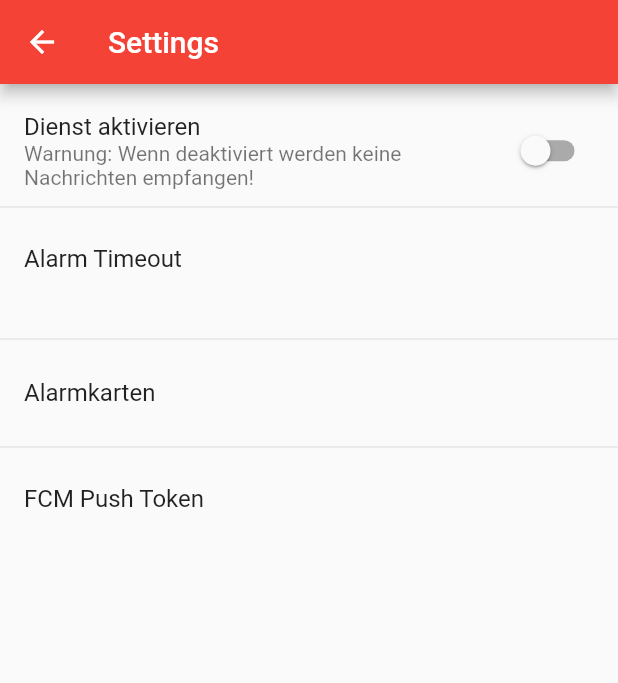
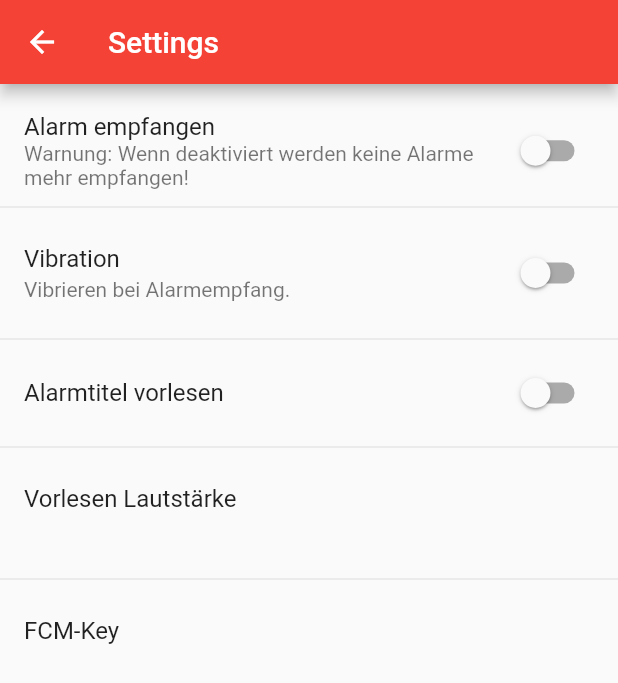
Before and after one commit to ForrestFalcon/OpenPagerFlutter, a Flutter app: the SettingsScreen screen opened directly, on a phone screen of 412 x 824 dp. Shown: the top 683 px of the screen. Run offline on Flutter 3.47's test engine with Material 2 defaults, Android fonts, the phone set to English and light mode, and no system bars; our stand-ins replace firebase_messaging, flutter_map, latlong, rxdart, share, shared_preferences and 1 more; missing offline and left inert: duration, rx_command, vibrate; accounts and stored records are empty.

Commit message:
Change settings

```diff
--- a/lib/pages/settings_screen.dart
+++ b/lib/pages/settings_screen.dart
@@ -13,7 +13,9 @@ class SettingsScreen extends StatefulWidget {
 
 class SettingsState extends State<SettingsScreen> {
   bool _active = false;
-  String _alarmTimeout = "";
+  bool _vibrate = false;
+  bool _tts = false;
+  String _ttsVolume = "";
 
   StreamSubscription isActiveSubscription;
 
@@ -33,12 +35,22 @@ class SettingsState extends State<SettingsScreen> {
         _active = value;
       });
     });
+    isActiveSubscription = PreferencesAppModel().vibrate.listen((value) {
+      setState(() {
+        _vibrate = value;
+      });
+    });
+    isActiveSubscription = PreferencesAppModel().tts.listen((value) {
+      setState(() {
+        _tts = value;
+      });
+    });
 
-//    PreferencesAppModel().alarmTimeout.listen((value) {
-//      setState(() {
-//        _alarmTimeout = value.toString() + " Sekunden";
-//      });
-//    });
+    PreferencesAppModel().ttsVolume.listen((value) {
+      setState(() {
+        _ttsVolume = (value * 100).round().toString() + " %";
+      });
+    });
 
     super.initState();
   }
@@ -57,22 +69,31 @@ class SettingsState extends State<SettingsScreen> {
         SwitchListTile(
           value: _active,
           onChanged: (value) => PreferencesAppModel().isActive.add(value),
-          title: Text("Dienst aktivieren"),
-          subtitle: Text("Warnung: Wenn deaktiviert werden keine Nachrichten empfangen!"),
+          title: Text("Alarm empfangen"),
+          subtitle: Text("Warnung: Wenn deaktiviert werden keine Alarme mehr empfangen!"),
+        ),
+        Divider(),
+        SwitchListTile(
+          value: _vibrate,
+          title: Text('Vibration'),
+          subtitle: Text('Vibrieren bei Alarmempfang.'),
+          onChanged: (value) => PreferencesAppModel().vibrate.add(value),
+        ),
+        Divider(),
+        SwitchListTile(
+          value: _tts,
+          title: Text('Alarmtitel vorlesen'),
+          onChanged: (value) => PreferencesAppModel().tts.add(value),
         ),
         Divider(),
         ListTile(
-          title: Text('Alarm Timeout'),
-          subtitle: Text(_alarmTimeout),
+          title: Text('Vorlesen Lautstärke'),
+          subtitle: Text(_ttsVolume),
           onTap: () => _createAlarmTimeout(context),
         ),
         Divider(),
         ListTile(
-          title: Text('Alarmkarten'),
-        ),
-        Divider(),
-        ListTile(
-          title: Text('FCM Push Token'),
+          title: Text('FCM-Key'),
           onTap: () async {
             var token = await FirebaseManager().firebaseMessaging.getToken();
             Share.share(token);
@@ -105,23 +126,30 @@ class SettingsState extends State<SettingsScreen> {
             shrinkWrap: true,
             children: <Widget>[
               ListTile(
-                title: Text("10 Sekunden"),
+                title: Text("25 %"),
                 onTap: () {
-                  PreferencesAppModel().alarmTimeout.add(10);
+                  PreferencesAppModel().ttsVolume.add(0.25);
                   Navigator.pop(context);
                 },
               ),
               ListTile(
-                title: Text("30 Sekunden"),
+                title: Text("50 %"),
                 onTap: () {
-                  PreferencesAppModel().alarmTimeout.add(30);
+                  PreferencesAppModel().ttsVolume.add(0.5);
                   Navigator.pop(context);
                 },
               ),
               ListTile(
-                title: Text("60 Sekunden"),
+                title: Text("75 %"),
                 onTap: () {
-                  PreferencesAppModel().alarmTimeout.add(60);
+                  PreferencesAppModel().ttsVolume.add(0.75);
+                  Navigator.pop(context);
+                },
+              ),
+              ListTile(
+                title: Text("100 %"),
+                onTap: () {
+                  PreferencesAppModel().ttsVolume.add(1.0);
                   Navigator.pop(context);
                 },
               ),
--- a/lib/repositories/preferences_app_model.dart
+++ b/lib/repositories/preferences_app_model.dart
@@ -7,7 +7,9 @@ class PreferencesAppModel {
   static final PreferencesAppModel _singleton = new PreferencesAppModel._internal();
 
   BehaviorSubject<bool> isActive = new BehaviorSubject<bool>(seedValue: true);
-  BehaviorSubject<int> alarmTimeout = new BehaviorSubject<int>(seedValue: 30);
+  BehaviorSubject<bool> vibrate = new BehaviorSubject<bool>(seedValue: true);
+  BehaviorSubject<bool> tts = new BehaviorSubject<bool>(seedValue: true);
+  BehaviorSubject<double> ttsVolume = new BehaviorSubject<double>(seedValue: 1.0);
 
   PreferencesAppModel._internal() {
     Future<SharedPreferences> _prefs = SharedPreferences.getInstance();
@@ -16,8 +18,14 @@ class PreferencesAppModel {
       var isActive = pref.getBool("isActive");
       if (isActive != null) this.isActive.add(isActive);
 
-      int alarmTimeout = pref.getInt("alarmTimeout");
-      if (alarmTimeout != null) this.alarmTimeout.add(alarmTimeout);
+      var vibrate = pref.getBool("vibrate");
+      if (vibrate != null) this.vibrate.add(isActive);
+
+      var tts = pref.getBool("tts");
+      if (tts != null) this.tts.add(isActive);
+
+      double ttsVolume = pref.getDouble("ttsVolume");
+      if (ttsVolume != null) this.ttsVolume.add(ttsVolume);
     });
 
     isActive.distinct().listen((data) async {
@@ -25,9 +33,19 @@ class PreferencesAppModel {
       prefs.setBool("isActive", data);
     });
 
-    alarmTimeout.distinct().listen((data) async {
+    vibrate.distinct().listen((data) async {
       SharedPreferences prefs = await _prefs;
-      prefs.setInt("alarmTimeout", data);
+      prefs.setBool("vibrate", data);
+    });
+
+    tts.distinct().listen((data) async {
+      SharedPreferences prefs = await _prefs;
+      prefs.setBool("tts", data);
+    });
+
+    ttsVolume.distinct().listen((data) async {
+      SharedPreferences prefs = await _prefs;
+      prefs.setDouble("ttsVolume", data);
     });
   }
 
```
